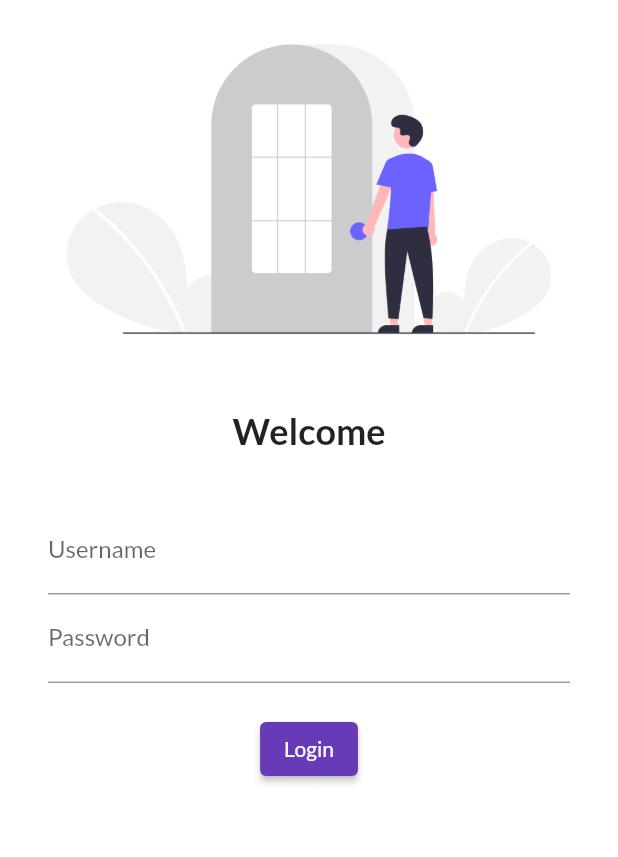
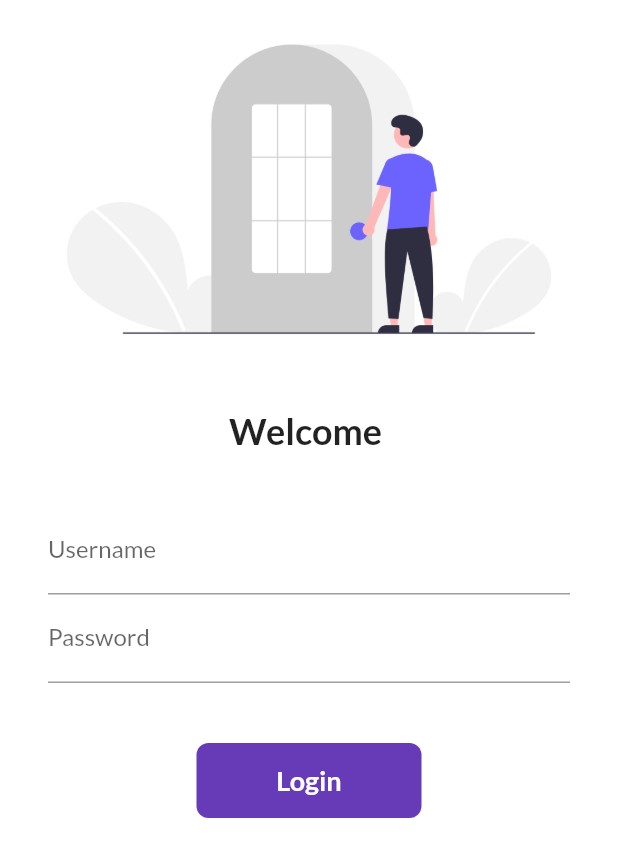
Before and after one commit to dcaayushd/30DaysofFlutter, a Flutter app: the screen it shows after launch, on a phone screen of 412 x 824 dp. Shown: the top 857 px of the screen. Run offline on Flutter 3.47's test engine with Material 2 defaults, Android fonts, the phone set to English and light mode, and no system bars; our stand-ins replace google_fonts.

Commit message:
Day 6 completed

```diff
--- a/lib/main.dart
+++ b/lib/main.dart
@@ -1,6 +1,7 @@
 import 'package:flutter/material.dart';
 import 'package:flutter_application_1/pages/home_page.dart';
 import 'package:flutter_application_1/pages/login_page.dart';
+import 'package:flutter_application_1/utils/routes.dart';
 import 'package:google_fonts/google_fonts.dart';
 
 
@@ -25,8 +26,8 @@ class myApp extends StatelessWidget {
       initialRoute: "/",
       routes: {
         "/": (context) => LoginPage(),
-        "/home": (context) => HomePage(),
-        "/login": (context) => LoginPage(),
+        MyRoutes.homeRoute: (context) => HomePage(),
+        MyRoutes.loginRoute: (context) => LoginPage(),
       },
     );
   }
--- a/lib/pages/login_page.dart
+++ b/lib/pages/login_page.dart
@@ -1,12 +1,22 @@
 import 'package:flutter/material.dart';
+import 'package:flutter_application_1/pages/home_page.dart';
+import 'package:flutter_application_1/utils/routes.dart';
 
-class LoginPage extends StatelessWidget {
+class LoginPage extends StatefulWidget {
   const LoginPage({super.key});
 
+  @override
+  State<LoginPage> createState() => _LoginPageState();
+}
+
+class _LoginPageState extends State<LoginPage> {
+  String name = '';
+  bool changeButton = false;
   @override
   Widget build(BuildContext context) {
     return Material(
         color: Colors.white,
+        child: SingleChildScrollView(
           child: Column(
             children: [
               Image.asset(
@@ -17,19 +27,24 @@ class LoginPage extends StatelessWidget {
                 height: 20,
               ),
               Text(
-              'Welcome',
+                'Welcome $name',
                 style: TextStyle(fontSize: 24, fontWeight: FontWeight.bold),
               ),
               SizedBox(
                 height: 20,
               ),
               Padding(
-              padding: const EdgeInsets.symmetric(vertical: 16, horizontal: 32),
+                padding:
+                    const EdgeInsets.symmetric(vertical: 16, horizontal: 32),
                 child: Column(
                   children: [
                     TextFormField(
                       decoration: InputDecoration(
                           hintText: 'Enter Username', labelText: 'Username'),
+                      onChanged: (value) {
+                        name = value;
+                        setState(() {});
+                      },
                     ),
                     TextFormField(
                       obscureText: true,
@@ -38,18 +53,59 @@ class LoginPage extends StatelessWidget {
                           hintText: 'Enter Password', labelText: 'Password'),
                     ),
                     SizedBox(
-                    height: 20,
+                      height: 40,
                     ),
-                  ElevatedButton(
-                      style: TextButton.styleFrom(),
-                      onPressed: () {
-                        print('Hi User!');
-                      },
-                      child: Text('Login'))
+                    InkWell(
+                      onTap: (() async {
+                        setState(() {
+                          changeButton = true;
+                        });
+                        await Future.delayed(Duration(seconds: 1));
+                        Navigator.pushNamed(context, MyRoutes.homeRoute);
+                      }),
+                      child: AnimatedContainer(
+                        duration: Duration(seconds: 1),
+                        width: changeButton ? 50 : 150,
+                        height: 50,
+                        alignment: Alignment.center,
+                        child: changeButton
+                            ? Icon(
+                                Icons.check,
+                                color: Colors.white,
+                              )
+                            : Text(
+                                'Login',
+                                style: TextStyle(
+                                    color: Colors.white,
+                                    fontSize: 18,
+                                    fontWeight: FontWeight.bold),
+                              ),
+                        decoration: BoxDecoration(
+                          color: Colors.deepPurple,
+                          // shape: changeButton
+                          //     ? BoxShape.circle
+                          //     : BoxShape.rectangle,
+                          borderRadius:
+                              BorderRadius.circular(changeButton ? 50 : 8),
+                        ),
+                      ),
+                    ),
+
+                    // ElevatedButton(
+                    //     style: TextButton.styleFrom(minimumSize: Size(150, 50)),
+                    //     onPressed: () {
+                    //       // Navigator.push(context,
+                    //       //     MaterialPageRoute(builder: ((context) {
+                    //       //   return HomePage();
+                    //       // })));
+                    //       Navigator.pushNamed(context, MyRoutes.homeRoute);
+                    //     },
+                    //     child: Text('Login')),
                   ],
                 ),
               )
             ],
+          ),
         ));
   }
 }
--- /dev/null
+++ b/lib/utils/routes.dart
@@ -0,0 +1,4 @@
+class MyRoutes {
+  static String loginRoute = '/login';
+  static String homeRoute = '/home';
+}
```
Lines whose indentation alone changed are shown as unchanged.
